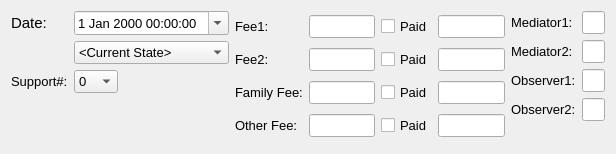
Old version of the form drc/gui/mediationsessionform.ui in the repository lansdon/cpts483_drc.
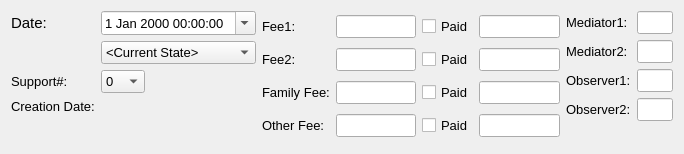
New version of the form.

The edit to the form file:
```diff
--- a/drc/gui/mediationsessionform.ui
+++ b/drc/gui/mediationsessionform.ui
@@ -6,7 +6,7 @@
    <rect>
     <x>0</x>
     <y>0</y>
-    <width>616</width>
+    <width>684</width>
     <height>154</height>
    </rect>
   </property>
@@ -156,6 +156,30 @@
          </item>
         </widget>
        </item>
+       <item row="3" column="0">
+        <widget class="QLabel" name="creationDateLabel">
+         <property name="font">
+          <font>
+           <pointsize>10</pointsize>
+          </font>
+         </property>
+         <property name="text">
+          <string>Creation Date:</string>
+         </property>
+        </widget>
+       </item>
+       <item row="3" column="1">
+        <widget class="QLabel" name="CreationDateDisplayLabel">
+         <property name="font">
+          <font>
+           <pointsize>10</pointsize>
+          </font>
+         </property>
+         <property name="text">
+          <string/>
+         </property>
+        </widget>
+       </item>
       </layout>
      </item>
      <item>
```
